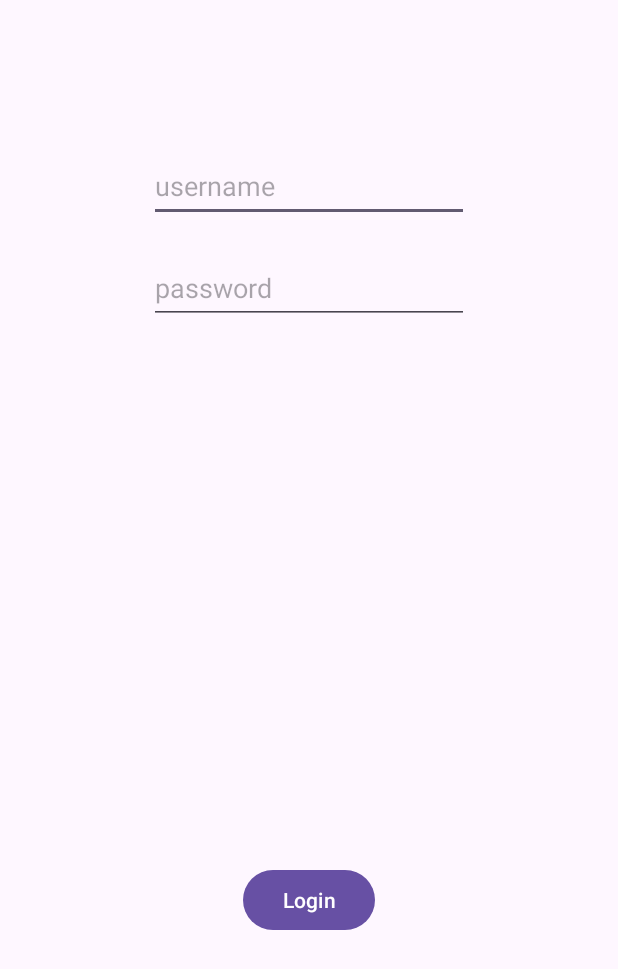
After one commit to IamTV50/projektna-naloga, an Android app: the layout activity_login.xml on its own in the app's theme, with its tools: preview values and no code run, on a phone screen of 412 x 824 dp. The commit adds this screen. Shown: the top 969 px of the screen. Run offline under Robolectric (Android 15) with nearby library versions, the light colour scheme and no system bars.

Commit message:
added login - added login activity - added userInfo(type SharedPreferences) - updated MainActivity

```diff
--- a/PJ/app/src/main/AndroidManifest.xml
+++ b/PJ/app/src/main/AndroidManifest.xml
@@ -4,8 +4,10 @@
 
     <uses-permission android:name="android.permission.INTERNET" />
     <uses-permission android:name="android.permission.ACCESS_NETWORK_STATE" />
+    <uses-permission android:name="android.permission.READ_EXTERNAL_STORAGE" />
 
     <application
+        android:name=".MyApp"
         android:allowBackup="true"
         android:dataExtractionRules="@xml/data_extraction_rules"
         android:fullBackupContent="@xml/backup_rules"
--- /dev/null
+++ b/PJ/app/src/main/res/layout/activity_login.xml
@@ -0,0 +1,44 @@
+<?xml version="1.0" encoding="utf-8"?>
+<androidx.constraintlayout.widget.ConstraintLayout xmlns:android="http://schemas.android.com/apk/res/android"
+    xmlns:app="http://schemas.android.com/apk/res-auto"
+    xmlns:tools="http://schemas.android.com/tools"
+    android:layout_width="match_parent"
+    android:layout_height="match_parent"
+    tools:context=".LoginActivity">
+
+    <EditText
+        android:id="@+id/login_name_input"
+        android:layout_width="wrap_content"
+        android:layout_height="wrap_content"
+        android:layout_marginTop="100dp"
+        android:ems="10"
+        android:hint="username"
+        android:inputType="text"
+        android:minHeight="48dp"
+        app:layout_constraintEnd_toEndOf="parent"
+        app:layout_constraintStart_toStartOf="parent"
+        app:layout_constraintTop_toTopOf="parent" />
+
+    <EditText
+        android:id="@+id/login_passwd_input"
+        android:layout_width="wrap_content"
+        android:layout_height="wrap_content"
+        android:layout_marginTop="20dp"
+        android:ems="10"
+        android:hint="password"
+        android:inputType="textPassword"
+        android:minHeight="48dp"
+        app:layout_constraintEnd_toEndOf="parent"
+        app:layout_constraintStart_toStartOf="parent"
+        app:layout_constraintTop_toBottomOf="@+id/login_name_input" />
+
+    <Button
+        android:id="@+id/login_btn"
+        android:layout_width="wrap_content"
+        android:layout_height="wrap_content"
+        android:layout_marginBottom="200dp"
+        android:text="Login"
+        app:layout_constraintBottom_toBottomOf="parent"
+        app:layout_constraintEnd_toEndOf="parent"
+        app:layout_constraintStart_toStartOf="parent" />
+</androidx.constraintlayout.widget.ConstraintLayout>
```
Also changed, not shown: PJ/app/src/main/java/njt/paketnik/LoginActivity.kt (added, +64 -0 lines), PJ/app/src/main/java/njt/paketnik/MainActivity.kt (+28 -21 lines), PJ/app/src/main/java/njt/paketnik/MyApp.kt (added, +14 -0 lines).
